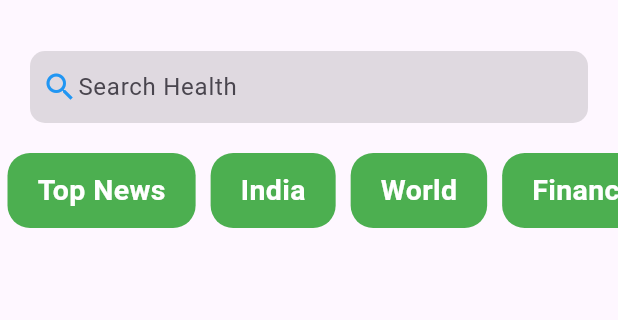
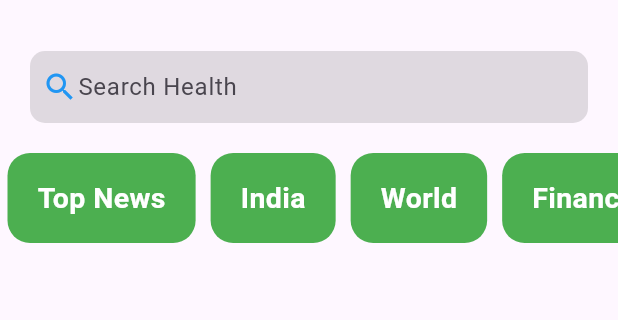
Before and after one commit to inzamam9494/News_Short, a Flutter app: the screen it shows after launch, on a phone screen of 412 x 824 dp, the part 63-383 px from its top. Run offline on Flutter 3.47's test engine with Material 3 defaults, Android fonts, the light colour scheme and no system bars.

Commit message:
Day 3 - Horizontal Scrollable Category List part 2

```diff
--- a/lib/home.dart
+++ b/lib/home.dart
@@ -41,7 +41,7 @@ class _HomeState extends State<Home> {
             ),
           ),
           Container(
-            height: 50,
+            height: 60,
             child: ListView.builder(
                 shrinkWrap: true,
                 scrollDirection: Axis.horizontal,
```
